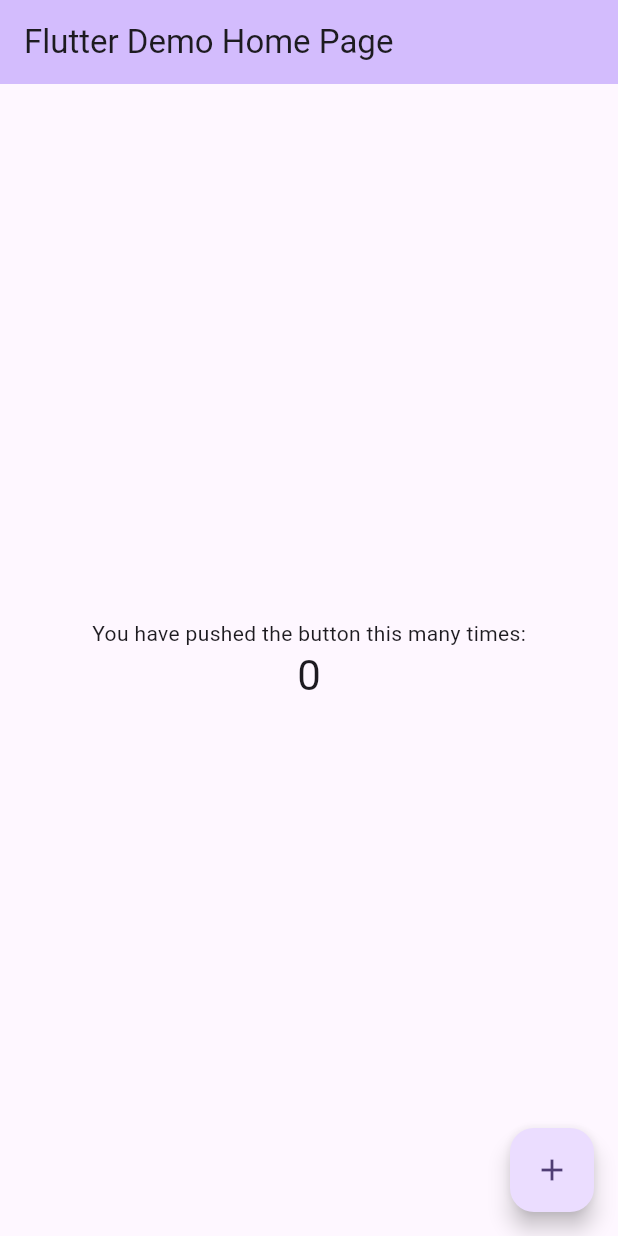
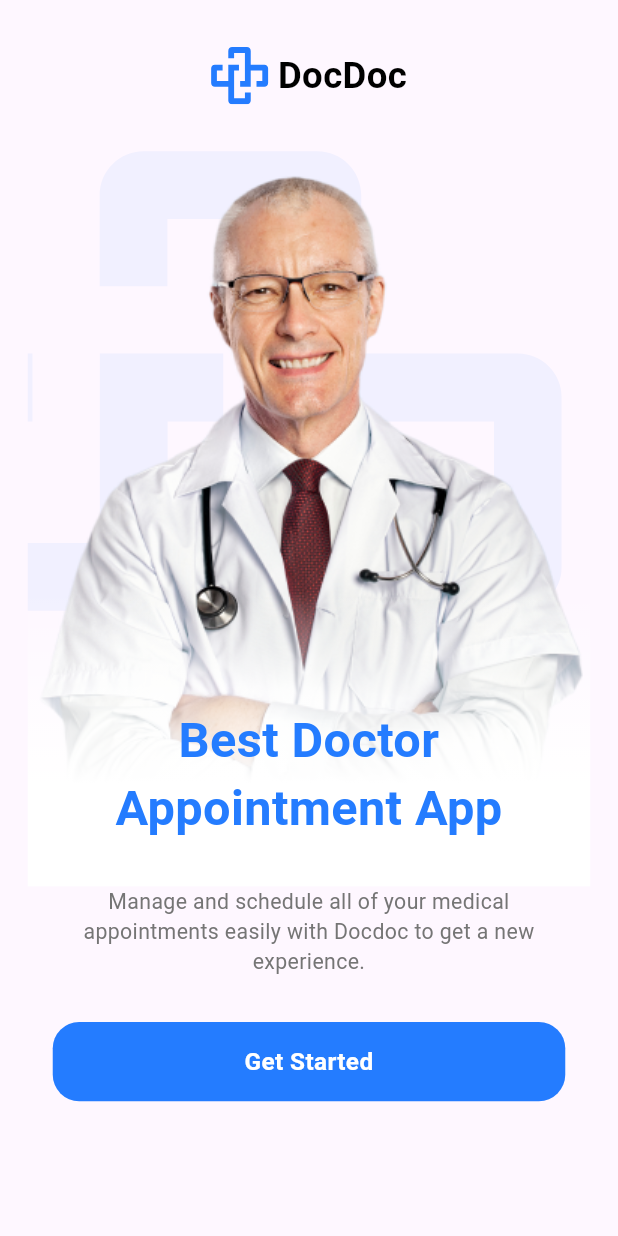
Before and after one commit to a7medAlqal3awyi/Doctor-app, a Flutter app: the screen it shows after launch, on a phone screen of 412 x 824 dp. Run offline on Flutter 3.47's test engine with Material 3 defaults, Android fonts, the phone set to English and light mode, and no system bars; our stand-ins replace flutter_screenutil, flutter_svg.

Commit message:
Added app colors and text styles. Added app routing. Added app svgs and images. Added navigation. Added onboarding screen.

```diff
--- /dev/null
+++ b/lib/core/helpers/exetention.dart
@@ -0,0 +1,20 @@
+import 'package:flutter/widgets.dart';
+
+extension Navigation on BuildContext {
+  Future<dynamic> pushNamed(String routeName, {Object? arguments}) {
+    return Navigator.of(this).pushNamed(routeName, arguments: arguments);
+  }
+
+  Future<dynamic> pushReplacementNamed(String routeName, {Object? arguments}) {
+    return Navigator.of(this)
+        .pushReplacementNamed(routeName, arguments: arguments);
+  }
+
+  Future<dynamic> pushNamedAndRemoveUntil(String routeName,
+      {Object? arguments, required RoutePredicate predicate}) {
+    return Navigator.of(this)
+        .pushNamedAndRemoveUntil(routeName, predicate, arguments: arguments);
+  }
+
+  void pop() => Navigator.of(this).pop();
+}
--- /dev/null
+++ b/lib/core/helpers/spacing.dart
@@ -0,0 +1,9 @@
+import 'package:flutter_screenutil/flutter_screenutil.dart';
+import'package:flutter/material.dart';
+SizedBox verticalSpacing(double height) => SizedBox(
+      height: height.h,
+    );
+
+SizedBox horizontalSpacing(double width) => SizedBox(
+      width: width.w,
+    );
--- /dev/null
+++ b/lib/core/routing/app_router.dart
@@ -0,0 +1,30 @@
+import 'package:dooc_app/core/routing/routes.dart';
+import 'package:dooc_app/feature/login/login_screen.dart';
+import 'package:flutter/material.dart';
+
+import '../../feature/onboarding/onboarding_screen.dart';
+
+class AppRouter {
+  Route generateRoute(RouteSettings settings) {
+    final arguments = settings.arguments;
+    switch (settings.name) {
+      case Routes.onBoarding:
+        return MaterialPageRoute(
+          builder: (_) => const OnBoardingScreen(),
+        );
+      case Routes.loginScreen:
+        return MaterialPageRoute(
+          builder: (_) => const LoginScreen(),
+        );
+
+      default:
+        return MaterialPageRoute(
+          builder: (_) => Scaffold(
+            body: Center(
+              child: Text("No route defined for ${settings.name}"),
+            ),
+          ),
+        );
+    }
+  }
+}
--- /dev/null
+++ b/lib/core/routing/routes.dart
@@ -0,0 +1,4 @@
+class Routes {
+  static const String onBoarding = "/onBoardingScreen";
+  static const String loginScreen = "/loginScreen";
+}
--- /dev/null
+++ b/lib/core/themeing/app_colors.dart
@@ -0,0 +1,12 @@
+import 'dart:ui';
+
+
+class ColorManager {
+  static const Color primary = Color(0xFF247CFF);
+  static const Color grey = Color(0xFF757575);
+  static const Color darkBlue = Color(0xFF242424);
+  static const Color lighterGrey = Color(0xffEDEDED);
+  static const Color lightGrey = Color(0xffC2C2C2);
+  static const Color moreLightGrey = Color(0xffFDFDFF);
+  static const Color moreLighterGrey = Color(0xff9E9E9E);
+}
--- /dev/null
+++ b/lib/core/themeing/styles.dart
@@ -0,0 +1,78 @@
+import 'package:flutter/material.dart';
+import 'package:flutter_screenutil/flutter_screenutil.dart';
+import '../../../core/themeing/app_colors.dart';
+
+class TextStyles {
+  static TextStyle font24Black700Weight = TextStyle(
+    fontSize: 24.sp,
+    fontWeight: FontWeight.w700,
+    color: Colors.black,
+  );
+
+  static TextStyle font32BlueBold = TextStyle(
+    fontSize: 32.sp,
+    fontWeight: FontWeight.bold,
+    color: ColorManager.primary,
+  );
+  static TextStyle font14GreyW400 = TextStyle(
+    fontSize: 14.sp,
+    fontWeight: FontWeight.w400,
+    color: ColorManager.grey,
+  );
+  static TextStyle font16WhiteW600 = TextStyle(
+    fontSize: 16.sp,
+    fontWeight: FontWeight.w600,
+    color: Colors.white,
+  );
+
+  static TextStyle font24BlueW700 = TextStyle(
+    fontSize: 24.sp,
+    fontWeight: FontWeight.w700,
+    color: ColorManager.primary,
+  );
+  static TextStyle font14lightGreyW500 = TextStyle(
+    fontSize: 14.sp,
+    fontWeight: FontWeight.w500,
+    color: ColorManager.lightGrey,
+  );
+  static TextStyle font14darkBlueW500 = TextStyle(
+    fontSize: 14.sp,
+    fontWeight: FontWeight.w500,
+    color: ColorManager.darkBlue,
+  );
+  static TextStyle font13BlueW400 = TextStyle(
+    fontSize: 13.sp,
+    fontWeight: FontWeight.w400,
+    color: ColorManager.primary,
+  );
+
+  static TextStyle font14moreLighterGreyW400 = TextStyle(
+    fontSize: 13.sp,
+    fontWeight: FontWeight.w400,
+    height: 1.5,
+    color: ColorManager.moreLighterGrey,
+  );
+  static TextStyle font13darkBlueW500 = TextStyle(
+    fontSize: 14.sp,
+    fontWeight: FontWeight.w600,
+    height: 1.5,
+    color: ColorManager.darkBlue,
+  );
+
+  static TextStyle font14BlueW600 = TextStyle(
+    fontSize: 14.sp,
+    fontWeight: FontWeight.w600,
+    color: ColorManager.primary,
+  );
+ static TextStyle font15DarkBlueW500 = TextStyle(
+    fontSize: 15.sp,
+    fontWeight: FontWeight.w500,
+    color: ColorManager.darkBlue,
+  );
+ static TextStyle font14DarkBlueW600 = TextStyle(
+    fontSize: 14.sp,
+    fontWeight: FontWeight.w600,
+    color: ColorManager.darkBlue,
+  );
+
+}
--- /dev/null
+++ b/lib/doc_app.dart
@@ -0,0 +1,24 @@
+import 'package:dooc_app/core/routing/app_router.dart';
+import 'package:flutter/material.dart';
+import 'package:flutter_screenutil/flutter_screenutil.dart';
+
+import 'core/routing/routes.dart';
+
+class DocApp extends StatelessWidget {
+  const DocApp({super.key, required this.appRouter});
+
+  final AppRouter appRouter;
+
+  @override
+  Widget build(BuildContext context) {
+    return ScreenUtilInit(
+      designSize: const Size(375, 812),
+      minTextAdapt: true,
+      child: MaterialApp(
+        debugShowCheckedModeBanner: false,
+        initialRoute: Routes.onBoarding,
+        onGenerateRoute: appRouter.generateRoute,
+      ),
+    );
+  }
+}
--- /dev/null
+++ b/lib/feature/login/login_screen.dart
@@ -0,0 +1,10 @@
+import 'package:flutter/material.dart';
+
+class LoginScreen extends StatelessWidget {
+  const LoginScreen({super.key});
+
+  @override
+  Widget build(BuildContext context) {
+    return const Scaffold();
+  }
+}
--- /dev/null
+++ b/lib/feature/onboarding/onboarding_screen.dart
@@ -0,0 +1,53 @@
+import 'package:dooc_app/core/helpers/exetention.dart';
+import 'package:dooc_app/feature/onboarding/widgets/doc_logo_and_name.dart';
+import 'package:flutter/material.dart';
+import 'package:flutter_screenutil/flutter_screenutil.dart';
+
+import '../../core/routing/routes.dart';
+import '../../core/themeing/styles.dart';
+import 'widgets/doc_image_and_text.dart';
+import 'widgets/get_started_button.dart';
+
+class OnBoardingScreen extends StatelessWidget {
+  const OnBoardingScreen({super.key});
+
+  @override
+  Widget build(BuildContext context) {
+    return Scaffold(
+      body: SafeArea(
+        child: SingleChildScrollView(
+          child: Padding(
+            padding: EdgeInsets.only(top: 30.h),
+            child: Column(
+              children: [
+                const DocLogoAndName(),
+                SizedBox(
+                  height: 30.h,
+                ),
+                const DocImageAndText(),
+                Padding(
+                  padding: EdgeInsets.symmetric(horizontal: 30.w),
+                  child: Column(
+                    children: [
+                      Text(
+                        textAlign: TextAlign.center,
+                        "Manage and schedule all of your medical appointments easily with Docdoc to get a new experience.",
+                        style: TextStyles.font14GreyW400,
+                      ),
+                      SizedBox(height: 30.h),
+                      GetStartedButton(
+                        onTap: () {
+                          context.pushNamed(Routes.loginScreen);
+                        },
+                      ),
+                    ],
+                  ),
+                )
+              ],
+            ),
+          ),
+        ),
+      ),
+    );
+  }
+}
--- /dev/null
+++ b/lib/feature/onboarding/widgets/doc_image_and_text.dart
@@ -0,0 +1,48 @@
+import 'package:flutter/material.dart';
+import 'package:flutter_screenutil/flutter_screenutil.dart';
+import 'package:flutter_svg/svg.dart';
+
+import '../../../core/themeing/styles.dart';
+
+class DocImageAndText extends StatelessWidget {
+  const DocImageAndText({super.key});
+
+  @override
+  Widget build(BuildContext context) {
+    return Stack(
+      children: [
+        Padding(
+          padding: EdgeInsets.only(right: 14.w),
+          child: SvgPicture.asset("assets/svgs/doc_logo_opacity.svg"),
+        ),
+        Container(
+          foregroundDecoration: BoxDecoration(
+              gradient: LinearGradient(
+            colors: [
+              Colors.white,
+              Colors.white.withOpacity(0),
+            ],
+            begin: Alignment.bottomCenter,
+            end: Alignment.topCenter,
+            stops: const [0.14, 0.4],
+          )),
+          child: const Image(
+            image: AssetImage(
+              "assets/images/onboarding_doc.png",
+            ),
+          ),
+        ),
+        Positioned(
+          bottom: 30,
+          right: 5,
+          left: 5,
+          child: Text(
+            "Best Doctor Appointment App",
+            textAlign: TextAlign.center,
+            style: TextStyles.font32BlueBold.copyWith(height: 1.4),
+          ),
+        )
+      ],
+    );
+  }
+}
--- /dev/null
+++ b/lib/feature/onboarding/widgets/doc_logo_and_name.dart
@@ -0,0 +1,20 @@
+import 'package:flutter/material.dart';
+import 'package:flutter_screenutil/flutter_screenutil.dart';
+import 'package:flutter_svg/flutter_svg.dart';
+
+import '../../../core/themeing/styles.dart';
+class DocLogoAndName extends StatelessWidget {
+  const DocLogoAndName({super.key});
+
+  @override
+  Widget build(BuildContext context) {
+    return  Row(
+      mainAxisAlignment: MainAxisAlignment.center,
+      children: [
+        SvgPicture.asset("assets/svgs/doc_logo.svg"),
+        SizedBox(width: 5.w,),
+        Text("DocDoc",style: TextStyles.font24Black700Weight,)
+      ],
+    );
+  }
+}
--- /dev/null
+++ b/lib/feature/onboarding/widgets/get_started_button.dart
@@ -0,0 +1,32 @@
+import 'package:flutter/material.dart';
+import 'package:flutter_screenutil/flutter_screenutil.dart';
+
+import '../../../core/themeing/app_colors.dart';
+import '../../../core/themeing/styles.dart';
+
+class GetStartedButton extends StatelessWidget {
+  const GetStartedButton({super.key, this.onTap});
+
+  final void Function()? onTap;
+
+  @override
+  Widget build(BuildContext context) {
+    return GestureDetector(
+      onTap: onTap,
+      child: Container(
+        width: 311.w,
+        height: 52.h,
+        decoration: BoxDecoration(
+            borderRadius: BorderRadius.circular(16.w),
+            color: ColorManager.primary),
+        child: Center(
+          child: Text(
+            textAlign: TextAlign.center,
+            "Get Started",
+            style: TextStyles.font16WhiteW600,
+          ),
+        ),
+      ),
+    );
+  }
+}
--- a/lib/main.dart
+++ b/lib/main.dart
@@ -1,109 +1,9 @@
+import 'package:dooc_app/doc_app.dart';
 import 'package:flutter/material.dart';
+import 'core/routing/app_router.dart';
 
 void main() {
-  runApp(const MyApp());
+  runApp(DocApp(
+    appRouter: AppRouter(),
+  ));
 }
-
-class MyApp extends StatelessWidget {
-  const MyApp({super.key});
-
-  @override
-  Widget build(BuildContext context) {
-    return MaterialApp(
-      title: 'Flutter Demo',
-      theme: ThemeData(
-        colorScheme: ColorScheme.fromSeed(seedColor: Colors.deepPurple),
-        useMaterial3: true,
-      ),
-      home: const MyHomePage(title: 'Flutter Demo Home Page'),
-    );
-  }
-}
-
-class MyHomePage extends StatefulWidget {
-  const MyHomePage({super.key, required this.title});
-
-  // This widget is the home page of your application. It is stateful, meaning
-  // that it has a State object (defined below) that contains fields that affect
-  // how it looks.
-
-  // This class is the configuration for the state. It holds the values (in this
-  // case the title) provided by the parent (in this case the App widget) and
-  // used by the build method of the State. Fields in a Widget subclass are
-  // always marked "final".
-
-  final String title;
-
-  @override
-  State<MyHomePage> createState() => _MyHomePageState();
-}
-
-class _MyHomePageState extends State<MyHomePage> {
-  int _counter = 0;
-
-  void _incrementCounter() {
-    setState(() {
-      // This call to setState tells the Flutter framework that something has
-      // changed in this State, which causes it to rerun the build method below
-      // so that the display can reflect the updated values. If we changed
-      // _counter without calling setState(), then the build method would not be
-      // called again, and so nothing would appear to happen.
-      _counter++;
-    });
-  }
-
-  @override
-  Widget build(BuildContext context) {
-    // This method is rerun every time setState is called, for instance as done
-    // by the _incrementCounter method above.
-    //
-    // The Flutter framework has been optimized to make rerunning build methods
-    // fast, so that you can just rebuild anything that needs updating rather
-    // than having to individually change instances of widgets.
-    return Scaffold(
-      appBar: AppBar(
-        // TRY THIS: Try changing the color here to a specific color (to
-        // Colors.amber, perhaps?) and trigger a hot reload to see the AppBar
-        // change color while the other colors stay the same.
-        backgroundColor: Theme.of(context).colorScheme.inversePrimary,
-        // Here we take the value from the MyHomePage object that was created by
-        // the App.build method, and use it to set our appbar title.
-        title: Text(widget.title),
-      ),
-      body: Center(
-        // Center is a layout widget. It takes a single child and positions it
-        // in the middle of the parent.
-        child: Column(
-          // Column is also a layout widget. It takes a list of children and
-          // arranges them vertically. By default, it sizes itself to fit its
-          // children horizontally, and tries to be as tall as its parent.
-          //
-          // Column has various properties to control how it sizes itself and
-          // how it positions its children. Here we use mainAxisAlignment to
-          // center the children vertically; the main axis here is the vertical
-          // axis because Columns are vertical (the cross axis would be
-          // horizontal).
-          //
-          // TRY THIS: Invoke "debug painting" (choose the "Toggle Debug Paint"
-          // action in the IDE, or press "p" in the console), to see the
-          // wireframe for each widget.
-          mainAxisAlignment: MainAxisAlignment.center,
-          children: <Widget>[
-            const Text(
-              'You have pushed the button this many times:',
-            ),
-            Text(
-              '$_counter',
-              style: Theme.of(context).textTheme.headlineMedium,
-            ),
-          ],
-        ),
-      ),
-      floatingActionButton: FloatingActionButton(
-        onPressed: _incrementCounter,
-        tooltip: 'Increment',
-        child: const Icon(Icons.add),
-      ), // This trailing comma makes auto-formatting nicer for build methods.
-    );
-  }
-}
--- a/pubspec.yaml
+++ b/pubspec.yaml
@@ -53,5 +53,8 @@ dev_dependencies:
   flutter_lints: ^3.0.0
 
 flutter:
+  assets:
+    - assets/images/
+    - assets/svgs/
 
   uses-material-design: true
```
Also changed, not shown: assets/images/onboarding_doc.png (added), assets/images/splash.png (added), assets/images/splash_12.png (added), assets/svgs/doc_logo.svg (added), assets/svgs/doc_logo_opacity.svg (added), lib/core/themeing/font_weight_helper.dart (added), 11 other files.
